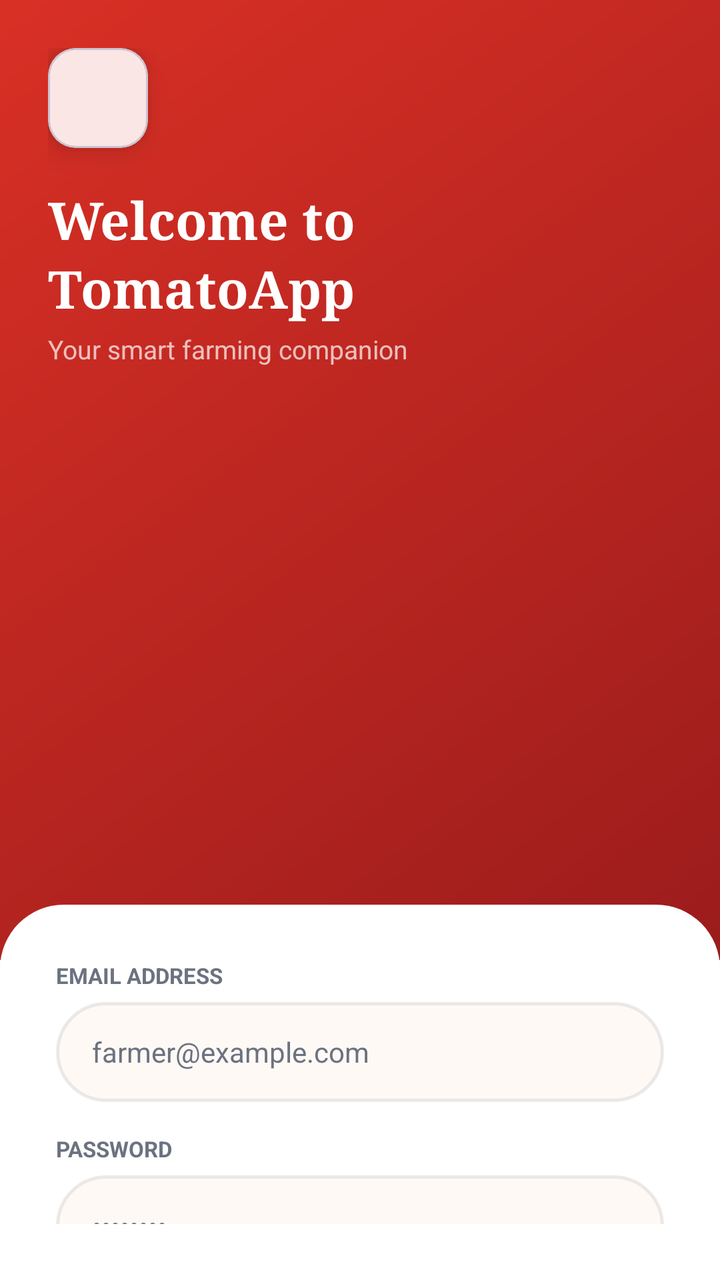
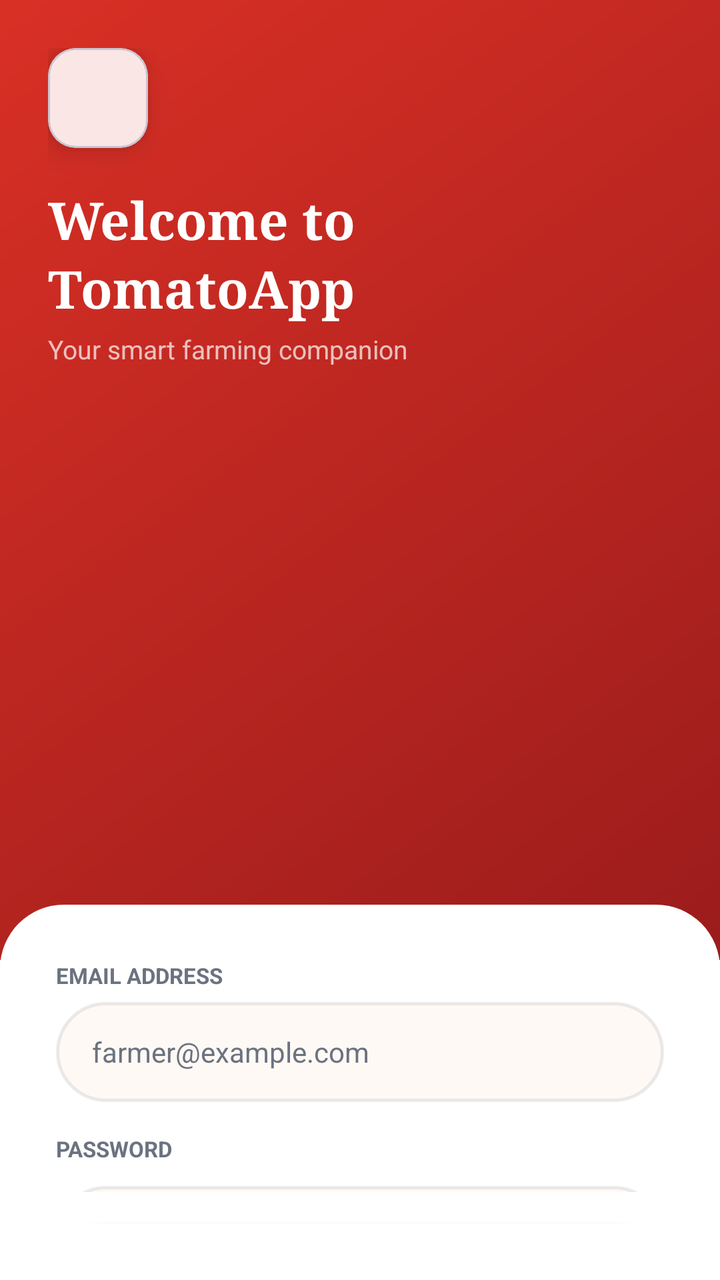

The first picture is an Android layout as it rendered before a commit; the second is the same layout after the commit. The layout source and the unified diff follow.
<!-- AndroidManifest.xml: application theme Theme.TomatoApp -->
<!-- res/layout/activity_login.xml -->
<?xml version="1.0" encoding="utf-8"?>
<RelativeLayout xmlns:android="http://schemas.android.com/apk/res/android"
    xmlns:tools="http://schemas.android.com/tools"
    xmlns:app="http://schemas.android.com/apk/res-auto"
    android:layout_width="match_parent"
    android:layout_height="match_parent"
    android:background="@color/cream"
    tools:context=".Login">

    
    <LinearLayout
        android:id="@+id/heroSection"
        android:layout_width="match_parent"
        android:layout_height="480dp"
        android:background="@drawable/bg_red_gradient"
        android:orientation="vertical"
        android:padding="24dp"
        android:paddingTop="44dp">

        <com.google.android.material.card.MaterialCardView
            android:layout_width="50dp"
            android:layout_height="50dp"
            app:cardCornerRadius="14dp"
            app:cardElevation="8dp"
            app:cardBackgroundColor="@color/white"
            android:layout_marginBottom="18dp">
            
            <ImageView
                android:layout_width="match_parent"
                android:layout_height="match_parent"
                android:src="@mipmap/ic_logo"
                android:padding="8dp" />
        </com.google.android.material.card.MaterialCardView>

        <TextView
            android:layout_width="wrap_content"
            android:layout_height="wrap_content"
            android:text="Welcome to\nTomatoApp"
            android:textColor="@color/white"
            android:textSize="26sp"
            android:textStyle="bold"
            android:fontFamily="serif"
            android:lineSpacingExtra="4dp"
            android:layout_marginBottom="4dp" />

        <TextView
            android:layout_width="wrap_content"
            android:layout_height="wrap_content"
            android:text="Your smart farming companion"
            android:textColor="#B3FFFFFF"
            android:textSize="13sp" />
    </LinearLayout>

    
    <LinearLayout
        android:id="@+id/loginCard"
        android:layout_width="match_parent"
        android:layout_height="match_parent"
        android:layout_below="@id/heroSection"
        android:layout_marginTop="-28dp"
        android:background="@drawable/bg_card_top_rounded"
        android:orientation="vertical"
        android:padding="28dp"
        android:paddingBottom="12dp">

        <TextView
            android:layout_width="wrap_content"
            android:layout_height="wrap_content"
            android:text="EMAIL ADDRESS"
            android:textSize="11sp"
            android:textStyle="bold"
            android:textColor="@color/muted"
            android:layout_marginBottom="6dp" />

        <com.google.android.material.textfield.TextInputEditText
            android:id="@+id/email"
            android:layout_width="match_parent"
            android:layout_height="50dp"
            android:background="@drawable/bg_pill_input"
            android:hint="farmer@example.com"
            android:textColorHint="@color/muted"
            android:paddingStart="18dp"
            android:paddingEnd="18dp"
            android:textSize="14sp"
            android:inputType="textEmailAddress"
            android:layout_marginBottom="16dp" />

        <TextView
            android:layout_width="wrap_content"
            android:layout_height="wrap_content"
            android:text="PASSWORD"
            android:textSize="11sp"
            android:textStyle="bold"
            android:textColor="@color/muted"
            android:layout_marginBottom="6dp" />

        <com.google.android.material.textfield.TextInputEditText
            android:id="@+id/password"
            android:layout_width="match_parent"
            android:layout_height="50dp"
            android:background="@drawable/bg_pill_input"
            android:hint="••••••••"
            android:textColorHint="@color/muted"
            android:paddingStart="18dp"
            android:paddingEnd="18dp"
            android:textSize="14sp"
            android:inputType="textPassword"
            android:layout_marginBottom="16dp" />

        <android.widget.Button
            android:id="@+id/btn_login"
            android:layout_width="match_parent"
            android:layout_height="50dp"
            android:background="@drawable/bg_pill_button_red"
            android:text="Sign In"
            android:textColor="@color/white"
            android:textSize="14sp"
            android:textStyle="bold"
            android:textAllCaps="false" />

        
        <LinearLayout
            android:layout_width="match_parent"
            android:layout_height="wrap_content"
            android:orientation="horizontal"
            android:gravity="center_vertical"
            android:layout_marginTop="18dp"
            android:layout_marginBottom="18dp">
            
            <View android:layout_width="0dp" android:layout_height="0.5dp" android:layout_weight="1" android:background="@color/border" />
            
            <TextView
                android:layout_width="wrap_content"
                android:layout_height="wrap_content"
                android:text="or continue with"
                android:textColor="@color/muted"
                android:textSize="12sp"
                android:layout_marginStart="10dp"
                android:layout_marginEnd="10dp" />
                
            <View android:layout_width="0dp" android:layout_height="0.5dp" android:layout_weight="1" android:background="@color/border" />
        </LinearLayout>

        <com.google.android.gms.common.SignInButton
            android:id="@+id/btn_google_signin"
            android:layout_width="match_parent"
            android:layout_height="wrap_content"
            android:layout_marginBottom="16dp" />

        <LinearLayout
            android:layout_width="match_parent"
            android:layout_height="wrap_content"
            android:orientation="horizontal"
            android:gravity="center"
            android:layout_marginTop="18dp">
            
            <TextView
                android:layout_width="wrap_content"
                android:layout_height="wrap_content"
                android:text="Don't have an account? "
                android:textColor="@color/muted"
                android:textSize="12sp" />
                
            <TextView
                android:id="@+id/registerNow"
                android:layout_width="wrap_content"
                android:layout_height="wrap_content"
                android:text="Create one"
                android:textColor="@color/red"
                android:textStyle="bold"
                android:textSize="12sp" />
        </LinearLayout>
    </LinearLayout>

    <ProgressBar
        android:id="@+id/progressBar"
        android:layout_width="wrap_content"
        android:layout_height="wrap_content"
        android:layout_centerInParent="true"
        android:visibility="gone"
        android:indeterminateTint="@color/red" />

</RelativeLayout>
<!-- resources referenced by this layout -->
<resources>
  <color name="border">#14000000</color>
  <color name="cream">#FFF9F5</color>
  <color name="muted">#6B7280</color>
  <color name="red">#D93025</color>
  <color name="white">#FFFFFFFF</color>
  <!-- drawable bg_card_top_rounded (drawable) -->
  <?xml version="1.0" encoding="utf-8"?>
  <shape xmlns:android="http://schemas.android.com/apk/res/android">
      <solid android:color="@color/white" />
      <corners
          android:topLeftRadius="32dp"
          android:topRightRadius="32dp" />
  </shape>
  <!-- drawable bg_pill_button_red (drawable) -->
  <?xml version="1.0" encoding="utf-8"?>
  <ripple xmlns:android="http://schemas.android.com/apk/res/android"
      android:color="#40FFFFFF">
      <item>
          <shape>
              <solid android:color="@color/red" />
              <corners android:radius="999dp" />
          </shape>
      </item>
  </ripple>
  <!-- drawable bg_pill_input (drawable) -->
  <?xml version="1.0" encoding="utf-8"?>
  <shape xmlns:android="http://schemas.android.com/apk/res/android">
      <solid android:color="@color/cream" />
      <stroke
          android:width="1.5dp"
          android:color="@color/border" />
      <corners android:radius="999dp" />
  </shape>
  <!-- drawable bg_red_gradient (drawable) -->
  <?xml version="1.0" encoding="utf-8"?>
  <shape xmlns:android="http://schemas.android.com/apk/res/android">
      <gradient
          android:angle="315"
          android:endColor="@color/red_dark"
          android:startColor="@color/red"
          android:type="linear" />
  </shape>
  <!-- mipmap ic_logo (mipmap-anydpi-v26) -->
  <?xml version="1.0" encoding="utf-8"?>
  <adaptive-icon xmlns:android="http://schemas.android.com/apk/res/android">
      <background android:drawable="@color/ic_logo_background"/>
      <foreground android:drawable="@mipmap/ic_logo_foreground"/>
  </adaptive-icon>
  <style name="Theme.TomatoApp" parent="Base.Theme.TomatoApp" />
  <color name="red_dark">#9B1C1C</color>
  <color name="ic_logo_background">#E4E3DF</color>
  <style name="Base.Theme.TomatoApp" parent="Theme.Material3.DayNight.NoActionBar">
          
          <item name="colorPrimary">@color/tomato_red</item>
          <item name="colorOnPrimary">@color/white</item>
          <item name="colorSecondary">@color/fresh_green</item>
          <item name="colorOnSecondary">@color/white</item>
          <item name="colorSurface">@color/surface</item>
          <item name="colorOnSurface">@color/text_primary</item>
          <item name="colorError">@color/error</item>
          <item name="android:windowBackground">@color/bg_light_gray</item>
      </style>
  <color name="tomato_red">#D93025</color>
  <color name="fresh_green">#3DBE5A</color>
  <color name="surface">#FFFFFF</color>
  <color name="text_primary">#1A1A1A</color>
  <color name="error">#D93025</color>
  <color name="bg_light_gray">#FFF9F5</color>
</resources>

<!-- the commit's change to res/layout/activity_login.xml (unified diff, before → after) -->
@@ -78,6 +78,7 @@
             android:layout_height="50dp"
             android:background="@drawable/bg_pill_input"
             android:hint="farmer@example.com"
+            android:textColor="@color/text_primary"
             android:textColorHint="@color/muted"
             android:paddingStart="18dp"
             android:paddingEnd="18dp"
@@ -94,18 +95,26 @@
             android:textColor="@color/muted"
             android:layout_marginBottom="6dp" />
 
-        <com.google.android.material.textfield.TextInputEditText
-            android:id="@+id/password"
+        <com.google.android.material.textfield.TextInputLayout
             android:layout_width="match_parent"
-            android:layout_height="50dp"
-            android:background="@drawable/bg_pill_input"
-            android:hint="••••••••"
-            android:textColorHint="@color/muted"
-            android:paddingStart="18dp"
-            android:paddingEnd="18dp"
-            android:textSize="14sp"
-            android:inputType="textPassword"
-            android:layout_marginBottom="16dp" />
+            android:layout_height="wrap_content"
+            app:endIconMode="password_toggle"
+            android:layout_marginBottom="16dp">
+
+            <com.google.android.material.textfield.TextInputEditText
+                android:id="@+id/password"
+                android:layout_width="match_parent"
+                android:layout_height="50dp"
+                android:background="@drawable/bg_pill_input"
+                android:hint="••••••••"
+                android:textColor="@color/text_primary"
+                android:textColorHint="@color/muted"
+                android:paddingStart="18dp"
+                android:paddingEnd="18dp"
+                android:textSize="14sp"
+                android:inputType="textPassword" />
+
+        </com.google.android.material.textfield.TextInputLayout>
 
         <android.widget.Button
             android:id="@+id/btn_login"
